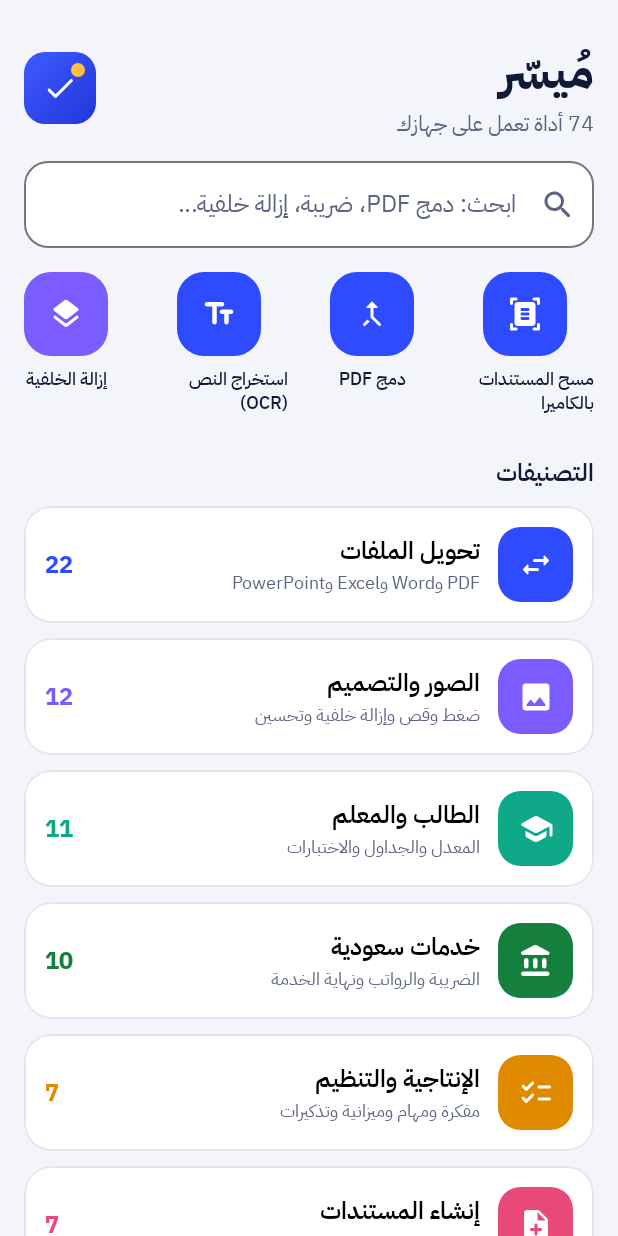
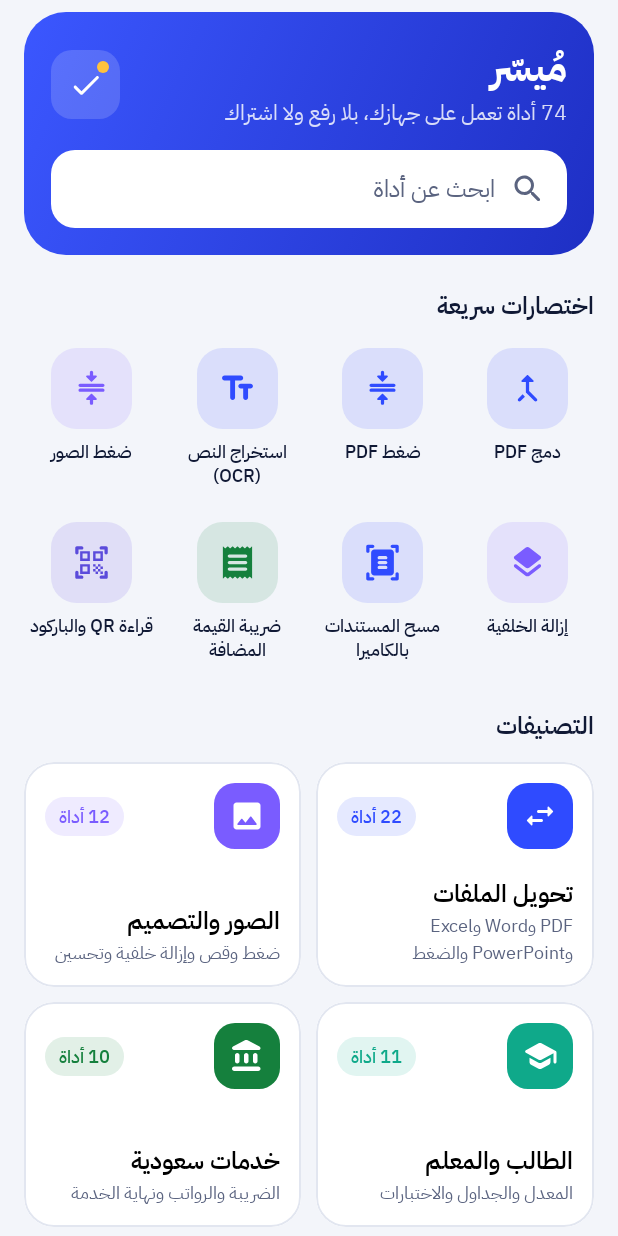
Before and after one commit to ayattla/muyassir-android, an Android app built with Jetpack Compose: the screen it shows after launch (MainActivity), on a phone screen of 412 x 824 dp. Run offline under Robolectric (Android 15) with nearby library versions, the phone set to English and light mode, and no system bars; libraries missing offline, so code that uses them is left out: com.tom_roush.pdfbox; 1 statement that could not run was skipped.

Commit message:
Background removal installs its Play services model on first use; ID photo falls back gracefully; redesigned home/category; log tool errors
Co-Authored-By: Claude Opus 5.5 <noreply@anthropic.com>
Claude-Session: https://claude.ai/code/session_01AFT4sZ5tkoJD4kD2eccRWJ

```diff
--- a/app/build.gradle.kts
+++ b/app/build.gradle.kts
@@ -83,6 +83,7 @@ dependencies {
     implementation(libs.mlkit.docscan)
     implementation(libs.mlkit.codescan)
     implementation(libs.mlkit.segment)
+    implementation(libs.gms.base)
     implementation(libs.tesseract)
     implementation(libs.exifinterface)
     testImplementation(libs.junit)
--- a/app/src/main/java/com/muyassir/app/ui/FileTool.kt
+++ b/app/src/main/java/com/muyassir/app/ui/FileTool.kt
@@ -106,6 +106,7 @@ fun FileTool(
                     results = withContext(Dispatchers.IO) { run(inputs.toList(), out, progress) }
                     Store.used(tool.id, results.firstOrNull()?.name ?: "")
                 } catch (t: Throwable) {
+                    android.util.Log.e("Muyassir", "tool ${tool.id} failed", t)
                     error = friendly(t)
                 } finally {
                     busy = false
@@ -126,6 +127,7 @@ fun friendly(t: Throwable): String {
         m.contains("password", true) || t.javaClass.simpleName.contains("InvalidPassword") -> "الملف محمي بكلمة مرور. استخدم أداة «إزالة حماية PDF» أولًا."
         t is SecurityException -> "لا يمكن فتح هذا الملف. اختره مرة أخرى."
         m.isNotBlank() && m.any { it in '؀'..'ۿ' } -> m
+        t.javaClass.name.contains("MlKit") -> "تعذّر تشغيل نموذج Google على هذا الجهاز. تأكد من تحديث خدمات Google Play والاتصال بالإنترنت لأول استخدام."
         else -> "تعذّرت المعالجة: تأكد أن الملف سليم ومن النوع الصحيح."
     }
 }
--- a/app/src/main/java/com/muyassir/app/ui/Home.kt
+++ b/app/src/main/java/com/muyassir/app/ui/Home.kt
@@ -6,6 +6,13 @@ import androidx.compose.foundation.clickable
 import androidx.compose.foundation.layout.*
 import androidx.compose.foundation.lazy.LazyRow
 import androidx.compose.foundation.lazy.grid.GridCells
+import androidx.compose.foundation.lazy.grid.LazyGridItemSpanScope
+import androidx.compose.foundation.shape.CircleShape
+import androidx.compose.foundation.text.BasicTextField
+import androidx.compose.ui.graphics.SolidColor
+import androidx.compose.ui.semantics.contentDescription
+import androidx.compose.ui.semantics.semantics
+import androidx.compose.ui.text.style.TextAlign
 import androidx.compose.foundation.lazy.grid.GridItemSpan
 import androidx.compose.foundation.lazy.grid.LazyVerticalGrid
 import androidx.compose.foundation.lazy.grid.items
@@ -34,95 +41,113 @@ import java.util.Locale
 fun Home(open: (String) -> Unit, openCat: (String) -> Unit) {
     var q by remember { mutableStateOf("") }
     val results = remember(q) { Tools.search(q) }
-    Box(Modifier.fillMaxSize().background(MaterialTheme.colorScheme.background).statusBarsPadding(), contentAlignment = Alignment.TopCenter) {
+    // Phones get two category tiles per row; tool rows take the full width (half on tablets).
+    val full: LazyGridItemSpanScope.() -> GridItemSpan = { GridItemSpan(maxLineSpan) }
+    val row: LazyGridItemSpanScope.() -> GridItemSpan = { GridItemSpan(if (maxLineSpan >= 4) maxLineSpan / 2 else maxLineSpan) }
+    Box(Modifier.fillMaxSize().background(MaterialTheme.colorScheme.background), contentAlignment = Alignment.TopCenter) {
         LazyVerticalGrid(
-            columns = GridCells.Adaptive(300.dp),
+            columns = GridCells.Adaptive(160.dp),
             modifier = Modifier.widthIn(max = 1100.dp).fillMaxSize().testTag("homeGrid"),
-            contentPadding = PaddingValues(16.dp),
+            contentPadding = PaddingValues(start = 16.dp, end = 16.dp, bottom = 24.dp),
             horizontalArrangement = Arrangement.spacedBy(10.dp),
             verticalArrangement = Arrangement.spacedBy(10.dp),
         ) {
-            item(span = { GridItemSpan(maxLineSpan) }) { Header() }
-            item(span = { GridItemSpan(maxLineSpan) }) { SearchBox(q) { q = it } }
+            item(span = full) { Hero(q) { q = it } }
             if (q.isNotBlank()) {
-                item(span = { GridItemSpan(maxLineSpan) }) { SectionTitle(if (results.isEmpty()) "لا توجد أداة بهذا الاسم" else "${results.size} نتيجة") }
-                items(results, key = { "s" + it.id }) { t -> ToolTile(t) { open(t.id) } }
+                item(span = full) { SectionTitle(if (results.isEmpty()) "لا توجد أداة بهذا الاسم" else "${results.size} نتيجة") }
+                if (results.isEmpty()) item(span = full) { EmptyState(Icons.Rounded.SearchOff, "لم نجد «$q»", "جرّب كلمة أقصر مثل: PDF، صورة، راتب، QR") }
+                items(results, key = { "s" + it.id }, span = { row() }) { t -> ToolTile(t) { open(t.id) } }
                 return@LazyVerticalGrid
             }
-            item(span = { GridItemSpan(maxLineSpan) }) { QuickActions(open) }
-            item(span = { GridItemSpan(maxLineSpan) }) { SectionTitle("التصنيفات") }
+            item(span = full) { QuickActions(open) }
+            item(span = full) { SectionTitle("التصنيفات") }
             items(Tools.categories, key = { "c" + it.id }) { c -> CategoryCard(c.title, c.blurb, Tools.inCat(c.id).size, c.icon, c.color) { openCat(c.id) } }
             val favs = Store.favorites.mapNotNull { Tools.byId[it] }
             if (favs.isNotEmpty()) {
-                item(span = { GridItemSpan(maxLineSpan) }) { SectionTitle("المفضلة") }
-                items(favs, key = { "f" + it.id }) { t -> ToolTile(t, compact = true) { open(t.id) } }
+                item(span = full) { SectionTitle("المفضلة") }
+                items(favs, key = { "f" + it.id }, span = { row() }) { t -> ToolTile(t, compact = true) { open(t.id) } }
             }
-            val most = Store.usage.entries.sortedByDescending { it.value }.mapNotNull { Tools.byId[it.key] }.take(6)
+            val most = Store.usage.entries.sortedByDescending { it.value }.mapNotNull { Tools.byId[it.key] }.take(4)
             if (most.isNotEmpty()) {
-                item(span = { GridItemSpan(maxLineSpan) }) { SectionTitle("الأكثر استخدامًا") }
-                items(most, key = { "m" + it.id }) { t -> ToolTile(t, compact = true) { open(t.id) } }
+                item(span = full) { SectionTitle("الأكثر استخدامًا") }
+                items(most, key = { "m" + it.id }, span = { row() }) { t -> ToolTile(t, compact = true) { open(t.id) } }
             }
-            item(span = { GridItemSpan(maxLineSpan) }) { SectionTitle("مقترحة لك") }
-            items(Tools.suggestions(), key = { "g" + it.id }) { t -> ToolTile(t) { open(t.id) } }
+            item(span = full) { SectionTitle("مقترحة لك") }
+            items(Tools.suggestions(), key = { "g" + it.id }, span = { row() }) { t -> ToolTile(t) { open(t.id) } }
             if (Store.recents.isNotEmpty()) {
-                item(span = { GridItemSpan(maxLineSpan) }) {
+                item(span = full) {
                     Row(verticalAlignment = Alignment.CenterVertically) {
                         SectionTitle("آخر العمليات", Modifier.weight(1f))
-                        TextButton(onClick = { Store.clearRecents() }) { Text("مسح") }
+                        TextButton(onClick = { Store.clearRecents() }) { Text("مسح السجل") }
                     }
                 }
-                items(Store.recents.take(8), key = { "r" + it.tool + it.time }) { r ->
+                items(Store.recents.take(6), key = { "r" + it.tool + it.time }, span = { row() }) { r ->
                     val t = Tools.byId[r.tool] ?: return@items
                     RecentRow(t.title, r.detail, r.time, t.icon, Tools.colorOf(t)) { open(t.id) }
                 }
             }
-            item(span = { GridItemSpan(maxLineSpan) }) { Footer() }
+            item(span = full) { Footer() }
+        }
+    }
+}
+
+/** Lapis band with the name, the promise and the search field: the one bold element of the home screen. */
+@Composable
+private fun Hero(q: String, onChange: (String) -> Unit) {
+    Column(
+        Modifier.fillMaxWidth().padding(top = 8.dp).clip(RoundedCornerShape(bottomStart = 28.dp, bottomEnd = 28.dp, topStart = 28.dp, topEnd = 28.dp))
+            .background(Brush.linearGradient(listOf(Color(0xFF3B57FF), Color(0xFF1E2FC4))))
+            .statusBarsPadding().padding(horizontal = 18.dp, vertical = 18.dp),
+        verticalArrangement = Arrangement.spacedBy(14.dp),
+    ) {
+        Row(verticalAlignment = Alignment.CenterVertically) {
+            Column(Modifier.weight(1f)) {
+                Text("مُيسّر", style = MaterialTheme.typography.headlineMedium, color = Color.White)
+                Text("${Tools.all.size} أداة تعمل على جهازك، بلا رفع ولا اشتراك", style = MaterialTheme.typography.bodyMedium, color = Color.White.copy(alpha = 0.82f))
+            }
+            Box(Modifier.size(46.dp).clip(RoundedCornerShape(14.dp)).background(Color.White.copy(alpha = 0.16f)), contentAlignment = Alignment.Center) {
+                Icon(Icons.Rounded.Check, null, tint = Color.White)
+                Box(Modifier.align(Alignment.TopStart).padding(7.dp).size(8.dp).clip(CircleShape).background(Brand.Saffron))
+            }
+        }
+        Row(
+            Modifier.fillMaxWidth().height(52.dp).clip(RoundedCornerShape(16.dp)).background(Color.White).padding(horizontal = 14.dp),
+            verticalAlignment = Alignment.CenterVertically,
+        ) {
+            Icon(Icons.Rounded.Search, null, tint = Brand.Muted)
+            Spacer(Modifier.width(10.dp))
+            Box(Modifier.weight(1f)) {
+                if (q.isEmpty()) Text("ابحث عن أداة", style = MaterialTheme.typography.bodyLarge, color = Brand.Muted)
+                BasicTextField(
+                    value = q, onValueChange = onChange, singleLine = true, modifier = Modifier.fillMaxWidth().semantics { contentDescription = "بحث" },
+                    textStyle = MaterialTheme.typography.bodyLarge.copy(color = Brand.Ink), cursorBrush = SolidColor(Brand.Lapis),
+                )
+            }
+            if (q.isNotEmpty()) IconButton(onClick = { onChange("") }) { Icon(Icons.Rounded.Close, "مسح البحث", tint = Brand.Muted) }
         }
     }
 }
 
 @Composable
-private fun Header() {
-    Row(Modifier.fillMaxWidth().padding(top = 8.dp, bottom = 4.dp), verticalAlignment = Alignment.CenterVertically) {
-        Column(Modifier.weight(1f)) {
-            Text("مُيسّر", style = MaterialTheme.typography.displaySmall, color = MaterialTheme.colorScheme.onBackground)
-            Text("${Tools.all.size} أداة تعمل على جهازك", style = MaterialTheme.typography.bodyMedium, color = MaterialTheme.colorScheme.onSurfaceVariant)
-        }
-        Box(Modifier.size(48.dp).clip(RoundedCornerShape(14.dp)).background(Brush.linearGradient(listOf(Color(0xFF3E5BFF), Brand.LapisDeep))), contentAlignment = Alignment.Center) {
-            Icon(Icons.Rounded.Check, null, tint = Color.White)
-            Box(Modifier.align(Alignment.TopStart).padding(7.dp).size(9.dp).clip(RoundedCornerShape(50)).background(Brand.Saffron))
-        }
-    }
-}
-
-@Composable
-private fun SearchBox(q: String, onChange: (String) -> Unit) {
-    OutlinedTextField(
-        value = q, onValueChange = onChange, modifier = Modifier.fillMaxWidth(), singleLine = true,
-        placeholder = { Text("ابحث: دمج PDF، ضريبة، إزالة خلفية…") },
-        leadingIcon = { Icon(Icons.Rounded.Search, null) },
-        trailingIcon = { if (q.isNotEmpty()) IconButton(onClick = { onChange("") }) { Icon(Icons.Rounded.Close, "مسح") } },
-        shape = RoundedCornerShape(16.dp),
-        colors = OutlinedTextFieldDefaults.colors(unfocusedContainerColor = MaterialTheme.colorScheme.surface, focusedContainerColor = MaterialTheme.colorScheme.surface),
-    )
-}
-
-@Composable
 private fun QuickActions(open: (String) -> Unit) {
-    val quick = listOf("scan", "pdf_merge", "ocr", "img_bg", "qr_read", "vat")
-    LazyRow(horizontalArrangement = Arrangement.spacedBy(10.dp)) {
-        items(quick) { id ->
-            val t = Tools.byId[id]!!
-            val c = Tools.colorOf(t)
-            Column(
-                Modifier.width(92.dp).clip(RoundedCornerShape(16.dp)).clickable { open(id) }.padding(vertical = 6.dp),
-                horizontalAlignment = Alignment.CenterHorizontally,
-            ) {
-                Box(Modifier.size(56.dp).clip(RoundedCornerShape(18.dp)).background(c), contentAlignment = Alignment.Center) {
-                    Icon(t.icon, null, tint = Color.White)
+    val quick = listOf("pdf_merge", "pdf_compress", "ocr", "img_compress", "img_bg", "scan", "vat", "qr_read")
+    Column(verticalArrangement = Arrangement.spacedBy(6.dp)) {
+        SectionTitle("اختصارات سريعة")
+        quick.chunked(4).forEach { line ->
+            Row(Modifier.fillMaxWidth(), horizontalArrangement = Arrangement.spacedBy(8.dp)) {
+                line.forEach { id ->
+                    val t = Tools.byId[id]!!; val c = Tools.colorOf(t)
+                    Column(
+                        Modifier.weight(1f).clip(RoundedCornerShape(16.dp)).clickable { open(id) }.padding(vertical = 8.dp),
+                        horizontalAlignment = Alignment.CenterHorizontally,
+                    ) {
+                        Box(Modifier.size(54.dp).clip(RoundedCornerShape(17.dp)).background(c.copy(alpha = 0.13f)), contentAlignment = Alignment.Center) {
+                            Icon(t.icon, null, tint = c, modifier = Modifier.size(26.dp))
+                        }
+                        Spacer(Modifier.height(6.dp))
+                        Text(t.title, style = MaterialTheme.typography.labelMedium, maxLines = 2, minLines = 2, textAlign = TextAlign.Center, color = MaterialTheme.colorScheme.onBackground)
+                    }
                 }
-                Spacer(Modifier.height(6.dp))
-                Text(t.title, style = MaterialTheme.typography.labelMedium, maxLines = 2, color = MaterialTheme.colorScheme.onBackground)
             }
         }
     }
@@ -130,33 +155,34 @@ private fun QuickActions(open: (String) -> Unit) {
 
 @Composable
 fun SectionTitle(text: String, modifier: Modifier = Modifier) {
-    Text(text, style = MaterialTheme.typography.titleMedium, modifier = modifier.padding(top = 10.dp), color = MaterialTheme.colorScheme.onBackground)
+    Text(text, style = MaterialTheme.typography.titleMedium, modifier = modifier.padding(top = 12.dp, bottom = 2.dp), color = MaterialTheme.colorScheme.onBackground)
 }
 
 @Composable
 private fun CategoryCard(title: String, blurb: String, count: Int, icon: androidx.compose.ui.graphics.vector.ImageVector, color: Color, onClick: () -> Unit) {
-    Row(
-        Modifier.fillMaxWidth().clip(RoundedCornerShape(18.dp)).background(MaterialTheme.colorScheme.surface)
-            .border(1.dp, MaterialTheme.colorScheme.outlineVariant, RoundedCornerShape(18.dp)).clickable(onClick = onClick).padding(14.dp),
-        verticalAlignment = Alignment.CenterVertically,
+    Column(
+        Modifier.fillMaxWidth().height(150.dp).clip(RoundedCornerShape(20.dp)).background(MaterialTheme.colorScheme.surface)
+            .border(1.dp, MaterialTheme.colorScheme.outlineVariant, RoundedCornerShape(20.dp)).clickable(onClick = onClick).padding(14.dp),
     ) {
-        Box(Modifier.size(50.dp).clip(RoundedCornerShape(15.dp)).background(color), contentAlignment = Alignment.Center) { Icon(icon, null, tint = Color.White) }
-        Spacer(Modifier.width(12.dp))
-        Column(Modifier.weight(1f)) {
-            Text(title, style = MaterialTheme.typography.titleMedium)
-            Text(blurb, style = MaterialTheme.typography.bodySmall, color = MaterialTheme.colorScheme.onSurfaceVariant, maxLines = 1)
+        Row(verticalAlignment = Alignment.CenterVertically) {
+            Box(Modifier.size(44.dp).clip(RoundedCornerShape(14.dp)).background(color), contentAlignment = Alignment.Center) { Icon(icon, null, tint = Color.White, modifier = Modifier.size(24.dp)) }
+            Spacer(Modifier.weight(1f))
+            Text("$count أداة", style = MaterialTheme.typography.labelMedium, color = color,
+                modifier = Modifier.clip(CircleShape).background(color.copy(alpha = 0.12f)).padding(horizontal = 9.dp, vertical = 4.dp))
         }
-        Text("$count", style = MaterialTheme.typography.titleMedium, color = color, fontWeight = FontWeight.Bold)
+        Spacer(Modifier.weight(1f))
+        Text(title, style = MaterialTheme.typography.titleMedium, maxLines = 1)
+        Text(blurb, style = MaterialTheme.typography.bodySmall, color = MaterialTheme.colorScheme.onSurfaceVariant, maxLines = 2)
     }
 }
 
 @Composable
 private fun RecentRow(title: String, detail: String, time: Long, icon: androidx.compose.ui.graphics.vector.ImageVector, color: Color, onClick: () -> Unit) {
     Row(
-        Modifier.fillMaxWidth().clip(RoundedCornerShape(14.dp)).clickable(onClick = onClick).padding(vertical = 8.dp, horizontal = 4.dp),
+        Modifier.fillMaxWidth().clip(RoundedCornerShape(16.dp)).background(MaterialTheme.colorScheme.surface).clickable(onClick = onClick).padding(12.dp),
         verticalAlignment = Alignment.CenterVertically,
     ) {
-        Icon(icon, null, tint = color, modifier = Modifier.size(22.dp))
+        Box(Modifier.size(36.dp).clip(RoundedCornerShape(11.dp)).background(color.copy(alpha = 0.12f)), contentAlignment = Alignment.Center) { Icon(icon, null, tint = color, modifier = Modifier.size(20.dp)) }
         Spacer(Modifier.width(12.dp))
         Column(Modifier.weight(1f)) {
             Text(title, style = MaterialTheme.typography.titleSmall)
@@ -168,21 +194,24 @@ private fun RecentRow(title: String, detail: String, time: Long, icon: androidx.
 
 @Composable
 private fun Footer() {
-    Text(
-        "ملفاتك تُعالَج على جهازك. لا حسابات ولا إعلانات. الملفات المؤقتة تُحذف تلقائيًا بعد 24 ساعة.",
-        style = MaterialTheme.typography.bodySmall, color = MaterialTheme.colorScheme.onSurfaceVariant, modifier = Modifier.padding(vertical = 20.dp),
-    )
+    Row(Modifier.fillMaxWidth().padding(vertical = 18.dp), verticalAlignment = Alignment.CenterVertically) {
+        Icon(Icons.Rounded.Lock, null, tint = MaterialTheme.colorScheme.onSurfaceVariant, modifier = Modifier.size(16.dp))
+        Spacer(Modifier.width(8.dp))
+        Text("ملفاتك تُعالَج على جهازك. لا حسابات ولا إعلانات، والملفات المؤقتة تُحذف تلقائيًا بعد 24 ساعة.",
+            style = MaterialTheme.typography.bodySmall, color = MaterialTheme.colorScheme.onSurfaceVariant)
+    }
 }
 
 @OptIn(ExperimentalMaterial3Api::class)
 @Composable
 fun CategoryScreen(id: String, open: (String) -> Unit, back: () -> Unit) {
-    val c = Tools.category(id)
+    val c = Tools.categories.firstOrNull { it.id == id }
+    val tools = if (c == null) emptyList() else Tools.inCat(c.id)
     Scaffold(
         containerColor = MaterialTheme.colorScheme.background,
         topBar = {
             TopAppBar(
-                title = { Text(c.title, style = MaterialTheme.typography.titleLarge) },
+                title = { Text(c?.title ?: "تصنيف", style = MaterialTheme.typography.titleLarge) },
                 navigationIcon = { IconButton(onClick = back) { Icon(Icons.AutoMirrored.Rounded.ArrowBack, "رجوع") } },
                 colors = TopAppBarDefaults.topAppBarColors(containerColor = MaterialTheme.colorScheme.background),
             )
@@ -190,11 +219,24 @@ fun CategoryScreen(id: String, open: (String) -> Unit, back: () -> Unit) {
     ) { pad ->
         Box(Modifier.fillMaxSize().padding(pad), contentAlignment = Alignment.TopCenter) {
             LazyVerticalGrid(
-                GridCells.Adaptive(300.dp), Modifier.widthIn(max = 1100.dp).fillMaxSize().testTag("catGrid"), contentPadding = PaddingValues(16.dp),
+                GridCells.Adaptive(320.dp), Modifier.widthIn(max = 1100.dp).fillMaxSize().testTag("catGrid"), contentPadding = PaddingValues(16.dp),
                 horizontalArrangement = Arrangement.spacedBy(10.dp), verticalArrangement = Arrangement.spacedBy(10.dp),
             ) {
-                item(span = { GridItemSpan(maxLineSpan) }) { Text(c.blurb, color = MaterialTheme.colorScheme.onSurfaceVariant) }
-                items(Tools.inCat(id), key = { it.id }) { t -> ToolTile(t) { open(t.id) } }
+                if (c != null) item(span = { GridItemSpan(maxLineSpan) }) {
+                    Row(
+                        Modifier.fillMaxWidth().clip(RoundedCornerShape(20.dp)).background(c.color.copy(alpha = 0.12f)).padding(16.dp),
+                        verticalAlignment = Alignment.CenterVertically,
+                    ) {
+                        Box(Modifier.size(48.dp).clip(RoundedCornerShape(15.dp)).background(c.color), contentAlignment = Alignment.Center) { Icon(c.icon, null, tint = Color.White) }
+                        Spacer(Modifier.width(12.dp))
+                        Column(Modifier.weight(1f)) {
+                            Text("${tools.size} أداة", style = MaterialTheme.typography.titleMedium, color = c.color)
+                            Text(c.blurb, style = MaterialTheme.typography.bodyMedium, color = MaterialTheme.colorScheme.onSurfaceVariant)
+                        }
+                    }
+                }
+                if (tools.isEmpty()) item(span = { GridItemSpan(maxLineSpan) }) { EmptyState(Icons.Rounded.Category, "لا توجد أدوات هنا", "ارجع إلى الرئيسية واختر تصنيفًا آخر.") }
+                items(tools, key = { it.id }) { t -> ToolTile(t) { open(t.id) } }
             }
         }
     }
--- a/gradle/libs.versions.toml
+++ b/gradle/libs.versions.toml
@@ -30,6 +30,7 @@ zxing = { group = "com.google.zxing", name = "core", version = "3.5.3" }
 mlkit-text = { group = "com.google.mlkit", name = "text-recognition", version = "16.0.1" }
 mlkit-docscan = { group = "com.google.android.gms", name = "play-services-mlkit-document-scanner", version = "16.0.0" }
 mlkit-codescan = { group = "com.google.android.gms", name = "play-services-code-scanner", version = "16.1.0" }
+gms-base = { group = "com.google.android.gms", name = "play-services-base", version = "18.5.0" }
 mlkit-segment = { group = "com.google.android.gms", name = "play-services-mlkit-subject-segmentation", version = "16.0.0-beta1" }
 tesseract = { group = "cz.adaptech.tesseract4android", name = "tesseract4android", version = "4.9.0" }
 exifinterface = { group = "androidx.exifinterface", name = "exifinterface", version = "1.4.1" }
```
Also changed, not shown: app/src/main/java/com/muyassir/app/engine/ImageEngine.kt (+28 -4 lines), app/src/main/java/com/muyassir/app/tools/ImageTools.kt (+7 -3 lines), 2 other files.
